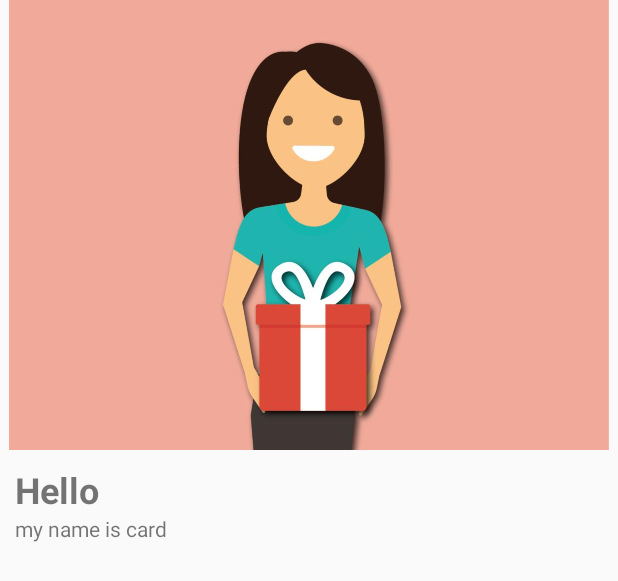
After one commit to Hamnya/cardView, an Android app: the layout item_card.xml on its own in the app's theme, with its tools: preview values and no code run, on a phone screen of 412 x 824 dp. The commit adds this screen. Shown: the top 581 px of the screen. Run offline under Robolectric (Android 15) with nearby library versions, the phone set to English and light mode, and no system bars.

Commit message:
어댑터 및 리스트 추가 연동

```diff
--- /dev/null
+++ b/app/src/main/res/layout/item_card.xml
@@ -0,0 +1,42 @@
+<?xml version="1.0" encoding="utf-8"?>
+<LinearLayout xmlns:android="http://schemas.android.com/apk/res/android"
+    xmlns:app="http://schemas.android.com/apk/res-auto"
+    android:orientation="vertical" android:layout_width="match_parent"
+    android:layout_height="match_parent">
+
+    <LinearLayout
+        android:layout_width="match_parent"
+        android:layout_height="match_parent"
+        android:orientation="vertical">
+
+        <ImageView
+            android:id="@+id/imageView"
+            android:layout_width="match_parent"
+            android:layout_height="300dp"
+            android:scaleType="fitCenter"
+            app:srcCompat="@drawable/gift" />
+
+        <LinearLayout
+            android:layout_width="match_parent"
+            android:layout_height="match_parent"
+            android:orientation="vertical"
+            android:padding="10dp">
+
+            <TextView
+                android:id="@+id/title_tx"
+                android:layout_width="match_parent"
+                android:layout_height="wrap_content"
+                android:text="Hello"
+                android:textSize="24sp"
+                android:textStyle="bold" />
+
+            <TextView
+                android:id="@+id/subtitle_tx"
+                android:layout_width="match_parent"
+                android:layout_height="wrap_content"
+                android:text="my name is card" />
+        </LinearLayout>
+
+    </LinearLayout>
+
+</LinearLayout>
```
Also changed, not shown: app/src/main/java/com/hamnya/cardview/Card.java (added, +48 -0 lines), app/src/main/java/com/hamnya/cardview/MainActivity.java (+35 -2 lines), app/src/main/java/com/hamnya/cardview/MyAdapter.java (added, +58 -0 lines), app/src/main/res/layout/activity_main.xml (+7 -10 lines), app/src/main/res/drawable/gift.png (added).
